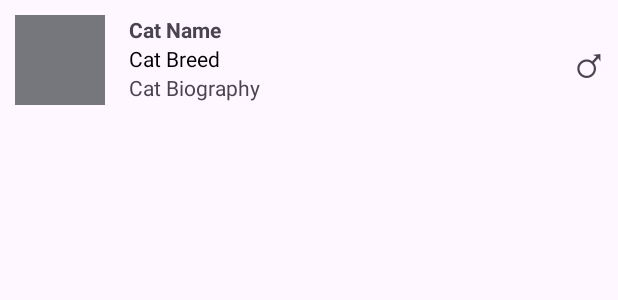
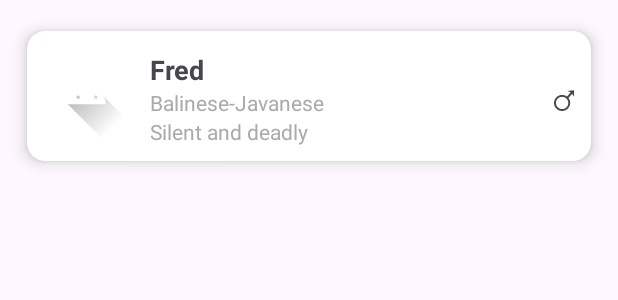
Before and after one commit to ifBeans/LAB_WEEK_06, an Android app: the layout item_list.xml on its own in the app's theme, with its tools: preview values and no code run, on a phone screen of 412 x 824 dp. Shown: the top 300 px of the screen. Run offline under Robolectric (Android 15) with nearby library versions, the phone set to English and light mode, and no system bars.

```diff
--- a/app/build.gradle.kts
+++ b/app/build.gradle.kts
@@ -43,6 +43,7 @@ dependencies {
     implementation(libs.androidx.activity)
     implementation(libs.androidx.constraintlayout)
     implementation("com.github.bumptech.glide:glide:4.14.2")
+    implementation("androidx.cardview:cardview:1.0.0")
     testImplementation(libs.junit)
     androidTestImplementation(libs.androidx.junit)
     androidTestImplementation(libs.androidx.espresso.core)
--- a/app/src/main/res/layout/item_list.xml
+++ b/app/src/main/res/layout/item_list.xml
@@ -1,49 +1,70 @@
 <?xml version="1.0" encoding="utf-8"?>
-<androidx.constraintlayout.widget.ConstraintLayout
+<androidx.cardview.widget.CardView
     xmlns:android="http://schemas.android.com/apk/res/android"
     xmlns:app="http://schemas.android.com/apk/res-auto"
     xmlns:tools="http://schemas.android.com/tools"
     android:layout_width="match_parent"
     android:layout_height="wrap_content"
+    android:layout_margin="8dp"
+    app:cardCornerRadius="12dp"
+    app:cardElevation="6dp"
+    app:cardUseCompatPadding="true">
+
+    <androidx.constraintlayout.widget.ConstraintLayout
+        android:layout_width="match_parent"
+        android:layout_height="wrap_content"
         android:padding="10dp">
+
         <ImageView
             android:id="@+id/cat_photo"
             android:layout_width="60dp"
             android:layout_height="60dp"
+            android:scaleType="centerCrop"
             app:layout_constraintStart_toStartOf="parent"
             app:layout_constraintTop_toTopOf="parent"
-        tools:background="@color/material_dynamic_neutral50" />
+            app:layout_constraintBottom_toBottomOf="parent"
+            tools:src="@drawable/ic_launcher_foreground" />
+
         <TextView
             android:id="@+id/cat_name"
             android:layout_width="wrap_content"
             android:layout_height="wrap_content"
-        android:layout_marginStart="16dp"
+            android:layout_marginStart="12dp"
             android:textStyle="bold"
-        app:layout_constraintStart_toEndOf="@+id/cat_photo"
-        app:layout_constraintTop_toTopOf="parent"
-        tools:text="Cat Name" />
+            android:textSize="18sp"
+            app:layout_constraintStart_toEndOf="@id/cat_photo"
+            app:layout_constraintTop_toTopOf="@id/cat_photo"
+            tools:text="Fred" />
+
         <TextView
             android:id="@+id/cat_breed"
             android:layout_width="wrap_content"
             android:layout_height="wrap_content"
-        android:textColor="@color/black"
-        app:layout_constraintStart_toStartOf="@+id/cat_name"
-        app:layout_constraintTop_toBottomOf="@+id/cat_name"
-        tools:text="Cat Breed" />
+            android:textColor="@android:color/darker_gray"
+            android:textSize="14sp"
+            app:layout_constraintStart_toStartOf="@id/cat_name"
+            app:layout_constraintTop_toBottomOf="@id/cat_name"
+            tools:text="Balinese-Javanese" />
+
         <TextView
             android:id="@+id/cat_biography"
             android:layout_width="wrap_content"
             android:layout_height="wrap_content"
-        app:layout_constraintStart_toStartOf="@+id/cat_breed"
-        app:layout_constraintTop_toBottomOf="@+id/cat_breed"
-        tools:text="Cat Biography" />
+            android:textColor="@android:color/darker_gray"
+            android:textSize="14sp"
+            app:layout_constraintStart_toStartOf="@id/cat_breed"
+            app:layout_constraintTop_toBottomOf="@id/cat_breed"
+            tools:text="Silent and deadly" />
+
         <TextView
             android:id="@+id/cat_gender"
             android:layout_width="wrap_content"
             android:layout_height="wrap_content"
-        android:textSize="30sp"
-        app:layout_constraintBottom_toBottomOf="parent"
+            android:textSize="26sp"
             app:layout_constraintEnd_toEndOf="parent"
-        app:layout_constraintTop_toTopOf="parent"
-        tools:text="&#9794;" />
+            app:layout_constraintTop_toTopOf="@id/cat_photo"
+            app:layout_constraintBottom_toBottomOf="@id/cat_photo"
+            tools:text="♂" />
+
     </androidx.constraintlayout.widget.ConstraintLayout>
+</androidx.cardview.widget.CardView>
```
Also changed, not shown: app/src/main/java/com/example/lab_week_06/MainActivity.kt (+49 -0 lines), 2 other files. Lines whose indentation alone changed are shown as unchanged.
